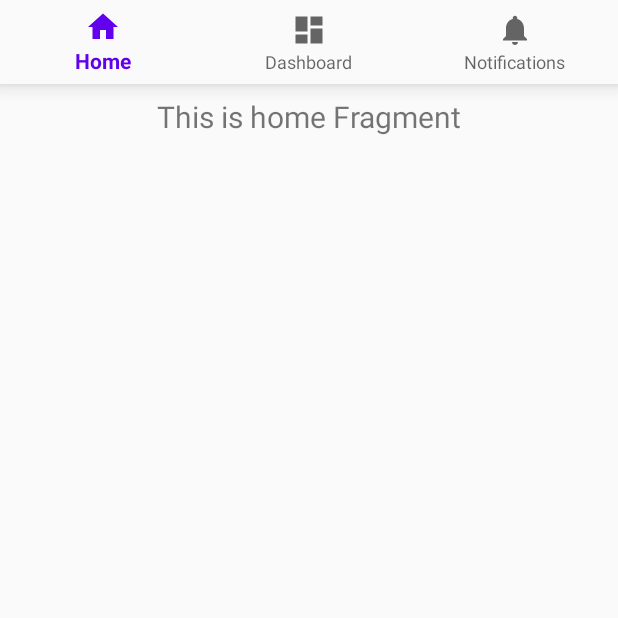
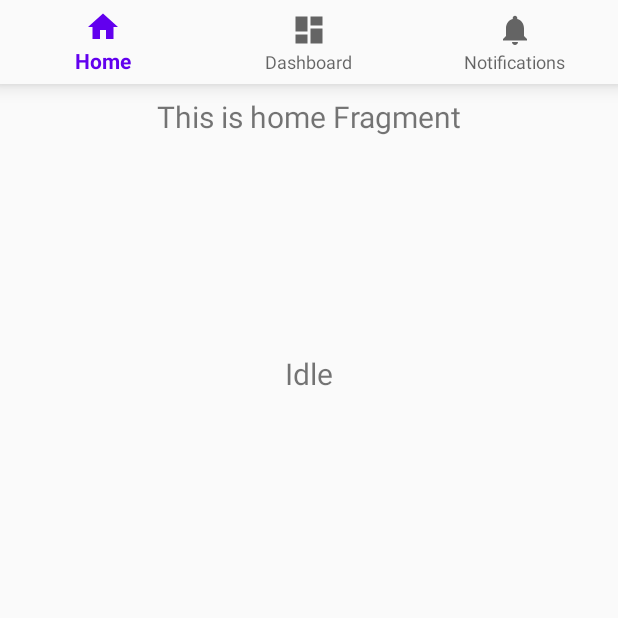
Before and after one commit to G0ncharovAA/TransVoiceStudio, an Android app: the screen it shows after launch (MainActivity), on a phone screen of 412 x 824 dp, the top half of it. Run offline under Robolectric (Android 15) with nearby library versions, the phone set to English and light mode, and no system bars; our stand-ins replace navigation-ui; libraries missing offline, so code that uses them is left out: com.xwray.groupie.

Commit message:
record states reset and update

```diff
--- a/app/src/main/java/ru/gonchar17narod/selferificator/business/MediaInteractor.kt
+++ b/app/src/main/java/ru/gonchar17narod/selferificator/business/MediaInteractor.kt
@@ -1,22 +1,15 @@
 package ru.gonchar17narod.selferificator.business
 
-import ru.gonchar17narod.selferificator.App
+import ru.gonchar17narod.selferificator.data.MediaRepository
 import java.io.File
 
 object MediaInteractor {
 
     fun getNewFile(): File =
-        File(
-            App.instance.filesDir,
-            "record_${System.currentTimeMillis()}.mp3"
-        )
+        MediaRepository.getNewFile()
 
     fun getAllRecords() =
-        App.instance.filesDir.listFiles()
-            ?.toList()
-            ?.filter {
-                it.name.endsWith(".mp3", true)
-            }
+        MediaRepository.getAllRecords()
             ?.sortedByDescending {
                 it.name
             }
@@ -27,5 +20,5 @@ object MediaInteractor {
             }
 
     fun deleteRecord(record: Record) =
-       record.file.deleteRecursively()
+        MediaRepository.deleteRecord(record)
 }
--- a/app/src/main/java/ru/gonchar17narod/selferificator/ui/items/RecordItem.kt
+++ b/app/src/main/java/ru/gonchar17narod/selferificator/ui/items/RecordItem.kt
@@ -24,7 +24,7 @@ class RecordItem(
                         playing = false
                         item_button_play.text = context.getString(R.string.play)
                     } else {
-                        homeViewModel.startPlaying(file)
+                        homeViewModel.startPlaying(this@apply)
                         playing = true
                         item_button_play.text = context.getString(R.string.stop)
                     }
--- a/app/src/main/res/layout/fragment_home.xml
+++ b/app/src/main/res/layout/fragment_home.xml
@@ -18,6 +18,21 @@
         app:layout_constraintEnd_toEndOf="parent"
         app:layout_constraintStart_toStartOf="parent"
         app:layout_constraintTop_toTopOf="parent" />
+
+    <TextView
+        android:id="@+id/media_indicator"
+        android:layout_width="wrap_content"
+        android:layout_height="wrap_content"
+        android:layout_marginStart="8dp"
+        android:layout_marginTop="8dp"
+        android:layout_marginEnd="8dp"
+        android:textAlignment="center"
+        android:textSize="20sp"
+        android:text="@string/idle"
+        app:layout_constraintEnd_toEndOf="parent"
+        app:layout_constraintStart_toStartOf="parent"
+        app:layout_constraintTop_toTopOf="parent"
+        app:layout_constraintBottom_toTopOf="@id/button_recording"/>
 
     <Button
         android:id="@+id/button_recording"
--- a/app/src/main/res/values/strings.xml
+++ b/app/src/main/res/values/strings.xml
@@ -9,6 +9,7 @@
     <string name="dummy_content">DUMMY\nCONTENT</string>
     <string name="play">play</string>
     <string name="stop">stop</string>
+    <string name="idle">Idle</string>
     <string name="recording">Recording</string>
     <string name="playing">Playing</string>
 </resources>
```
Also changed, not shown: app/src/main/java/ru/gonchar17narod/selferificator/data/MediaRepository.kt (+14 -36 lines), app/src/main/java/ru/gonchar17narod/selferificator/ui/fragments/home/HomeFragment.kt (+6 -2 lines), app/src/main/java/ru/gonchar17narod/selferificator/ui/fragments/home/HomeViewModel.kt (+12 -3 lines).
